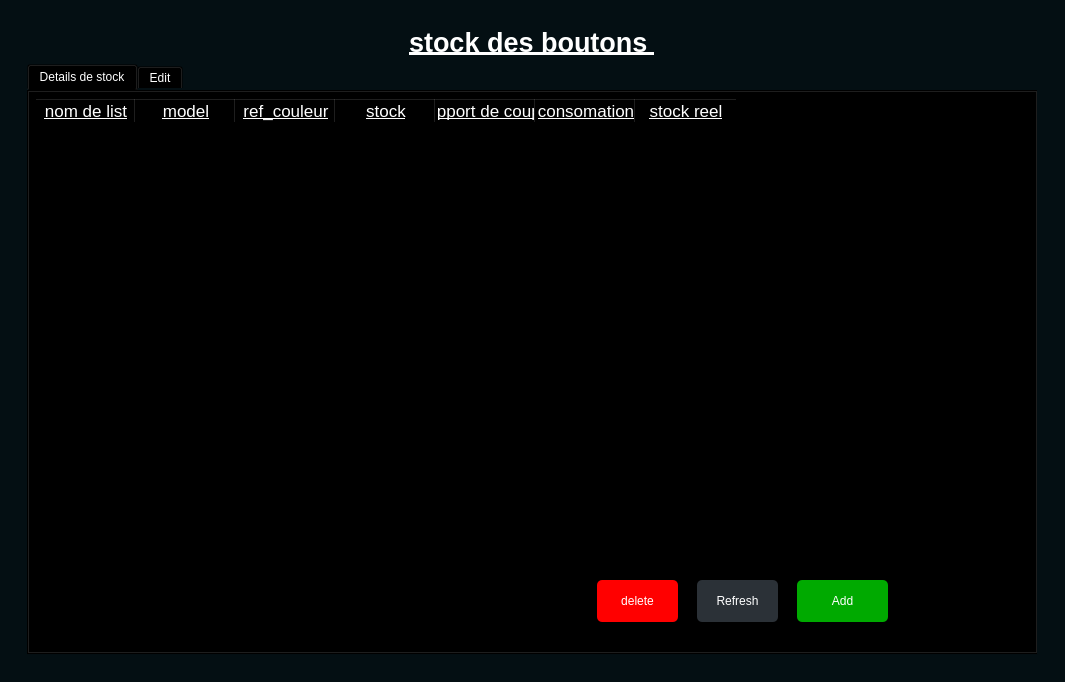
First picture: the form in buttons.ui, repository MezliniH/lutex-stock, before the edit.
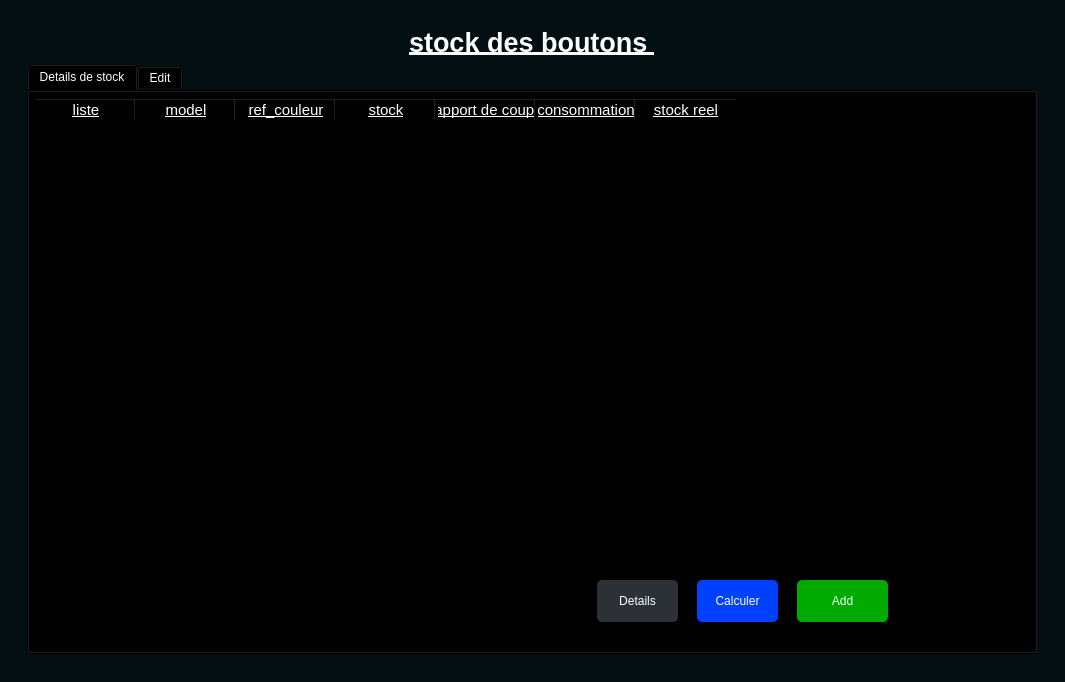
Second picture: the form after the edit.

Commit message: buttons are ready

What changed in the file:
```diff
--- a/buttons.ui
+++ b/buttons.ui
@@ -95,11 +95,11 @@
               </property>
               <column>
                <property name="text">
-                <string>nom de list</string>
+                <string>liste</string>
                </property>
                <property name="font">
                 <font>
-                 <pointsize>13</pointsize>
+                 <pointsize>11</pointsize>
                  <weight>50</weight>
                  <bold>false</bold>
                  <underline>true</underline>
@@ -112,7 +112,7 @@
                </property>
                <property name="font">
                 <font>
-                 <pointsize>13</pointsize>
+                 <pointsize>11</pointsize>
                  <underline>true</underline>
                 </font>
                </property>
@@ -123,7 +123,7 @@
                </property>
                <property name="font">
                 <font>
-                 <pointsize>13</pointsize>
+                 <pointsize>11</pointsize>
                  <underline>true</underline>
                 </font>
                </property>
@@ -134,7 +134,7 @@
                </property>
                <property name="font">
                 <font>
-                 <pointsize>13</pointsize>
+                 <pointsize>11</pointsize>
                  <underline>true</underline>
                 </font>
                </property>
@@ -145,18 +145,18 @@
                </property>
                <property name="font">
                 <font>
-                 <pointsize>13</pointsize>
+                 <pointsize>11</pointsize>
                  <underline>true</underline>
                 </font>
                </property>
               </column>
               <column>
                <property name="text">
-                <string>consomation</string>
+                <string>consommation</string>
                </property>
                <property name="font">
                 <font>
-                 <pointsize>13</pointsize>
+                 <pointsize>11</pointsize>
                  <underline>true</underline>
                 </font>
                </property>
@@ -167,7 +167,7 @@
                </property>
                <property name="font">
                 <font>
-                 <pointsize>13</pointsize>
+                 <pointsize>11</pointsize>
                  <underline>true</underline>
                 </font>
                </property>
@@ -205,11 +205,10 @@
                </size>
               </property>
               <property name="styleSheet">
-               <string notr="true">
-background-color: rgb(255, 0, 0);</string>
+               <string notr="true"/>
               </property>
               <property name="text">
-               <string>delete</string>
+               <string>Details</string>
               </property>
              </widget>
              <widget class="QPushButton" name="refresh">
@@ -221,8 +220,11 @@
                 <height>42</height>
                </rect>
               </property>
+              <property name="styleSheet">
+               <string notr="true">background-color: rgb(0, 64, 255);</string>
+              </property>
               <property name="text">
-               <string>Refresh</string>
+               <string>Calculer</string>
               </property>
              </widget>
             </widget>
```
Left out of the diff: 20 changed lines with no effect on the pictures. The commit also changes 13 other files.
